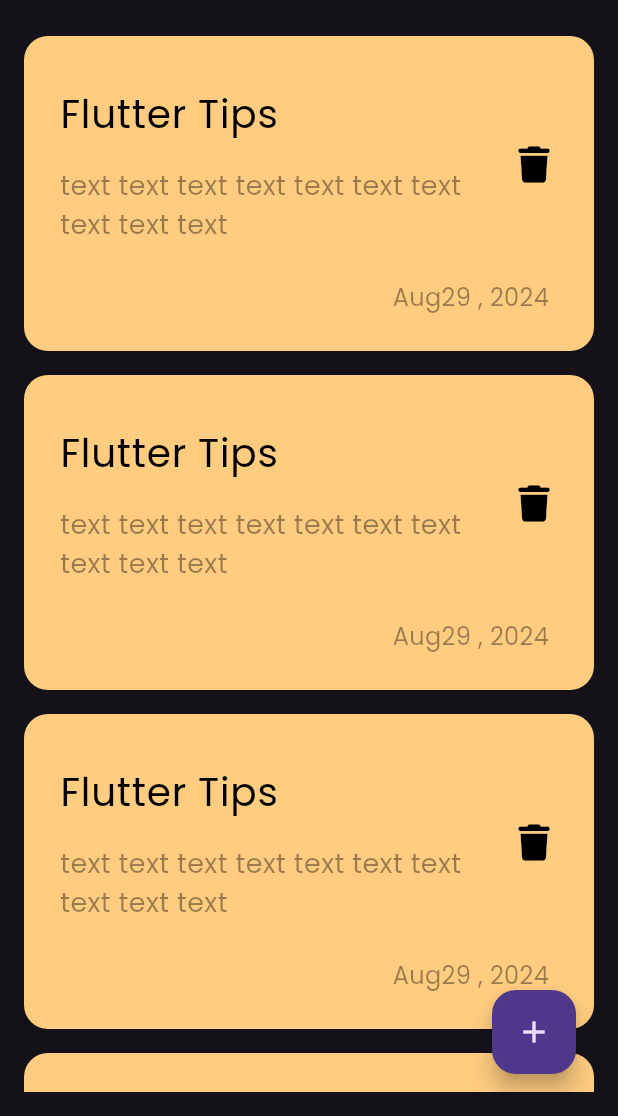
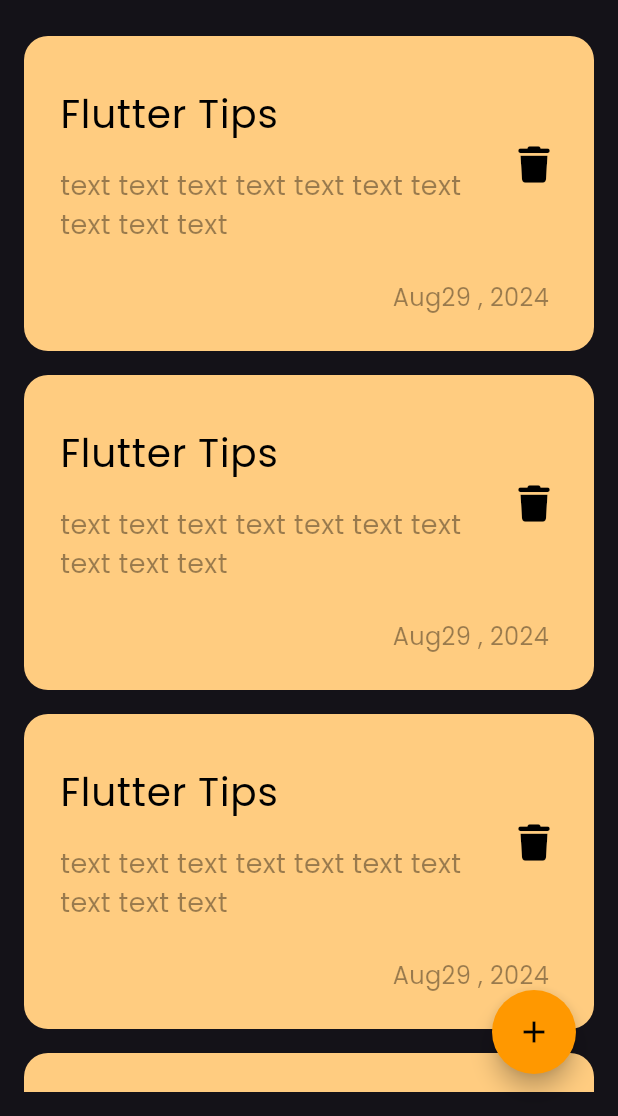
Before and after one commit to Sayed365/notes_app, a Flutter app: the screen it shows after launch, on a phone screen of 412 x 824 dp, the part 120-1236 px from its top. Run offline on Flutter 3.47's test engine with Material 3 defaults, Android fonts, the phone set to English and light mode, and no system bars; our stand-ins replace font_awesome_flutter.

```diff
--- a/lib/views/notes_view.dart
+++ b/lib/views/notes_view.dart
@@ -11,13 +11,22 @@ class HomeView extends StatelessWidget {
       floatingActionButton: Padding(
         padding: const EdgeInsets.only(right: 12, bottom: 12),
         child: FloatingActionButton(
+          backgroundColor: Colors.orange,
+          shape: RoundedRectangleBorder(
+            borderRadius: BorderRadius.circular(32),
+          ),
           onPressed: () {
-            showModalBottomSheet(context: context, builder: (context){
-              return const AddNoteBottomSheet();
-            },);
+            showModalBottomSheet(
+              context: context,
+              builder: (context) {
+                return const AddNoteBottomSheet(
+                );
+              },
+            );
           },
           child: const Icon(
             Icons.add,
+            color: Colors.black,
           ),
         ),
       ),
```
